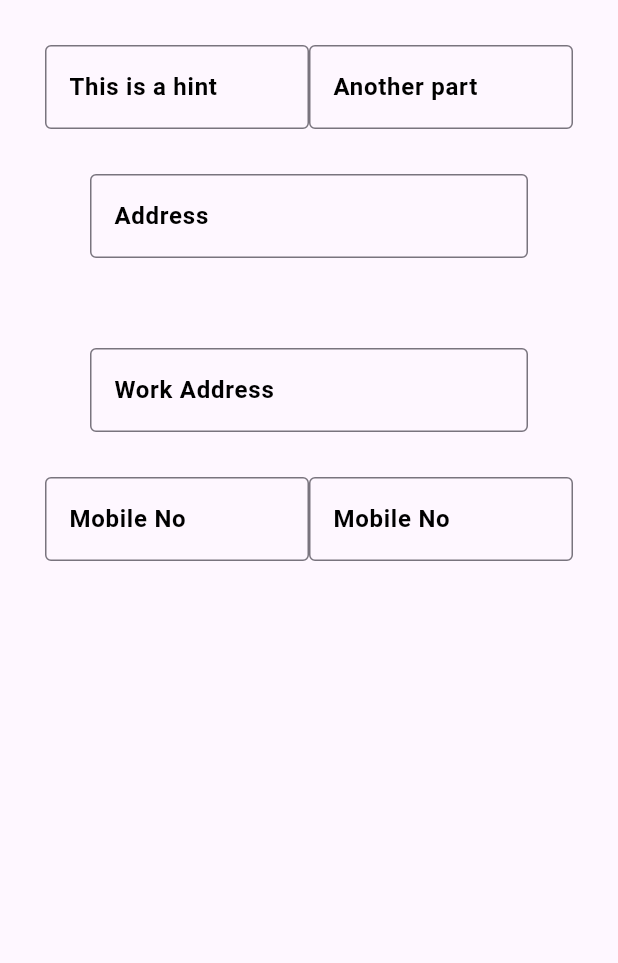
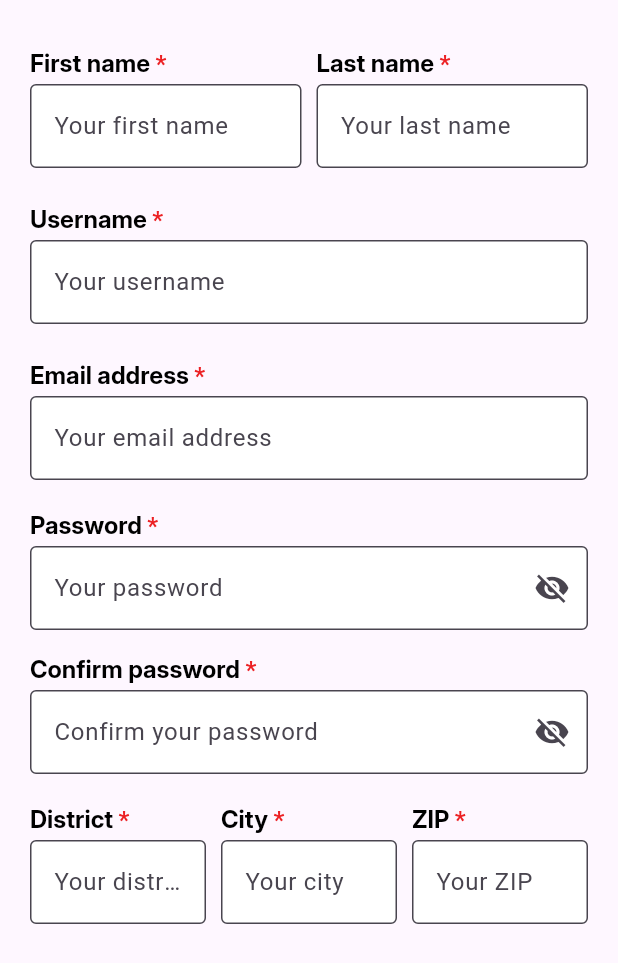
Before and after one commit to JakobPalomo/DoNut-Stop, a Flutter app: the RegPageTxtFieldSection widget shown alone on an empty page, opened directly, on a phone screen of 412 x 824 dp. Shown: the top 963 px of the screen. Run offline on Flutter 3.47's test engine with Material 3 defaults, Android fonts, the light colour scheme and no system bars.

Commit message:
REGISTER [NOT YET DONE]
REGISTER [NOT YET DONE]

```diff
--- a/lib/pages/registration_page.dart
+++ b/lib/pages/registration_page.dart
@@ -1,6 +1,8 @@
 import 'package:flutter/material.dart';
 
-import '../main.dart';
+void main() {
+  runApp(const RegistrationPage());
+}
 
 class RegistrationPage extends StatelessWidget {
   const RegistrationPage({super.key});
@@ -8,26 +10,56 @@ class RegistrationPage extends StatelessWidget {
   @override
   Widget build(BuildContext context) {
     return MaterialApp(
-      title: "Registration Page Module",
+      title: "Donut Stop Registration",
+      theme: ThemeData(
+        primarySwatch: Colors.pink,
+        fontFamily: 'Inter',
+        inputDecorationTheme: const InputDecorationTheme(
+          border: OutlineInputBorder(),
+          filled: true,
+          fillColor: Colors.white,
+        ),
+      ),
       home: Scaffold(
-        appBar: AppBar(
-          title: Text('Registration Page Module'),
-        ),
+        backgroundColor: const Color(0xFFFCE5CD),
         body: SingleChildScrollView(
           child: Column(
             children: [
-              RegPageImgSection(),
-              RegPageTxtFieldSection(),
-              RegPageBtnFieldSection(),
+              const RegPageImgSection(),
+              Container(
+                color: Colors.white,
+                child: Column(
+                  children: [
+                    const SizedBox(height: 20),
+                    const Text(
+                      "Let's Sign Up!",
+                      style: TextStyle(
+                        fontSize: 24,
+                        fontWeight: FontWeight.bold,
+                        color: Color(0xFF462521),
+                      ),
+                    ),
+                    const RegPageTxtFieldSection(),
+                    const RegPageBtnFieldSection(),
+                  ],
+                ),
+              ),
             ],
           ),
         ),
-        drawer: Drawer(
-          child: ListView(
-            children: [DrwerHeader(), DrwListView()],
-          ),
-        ),
       ),
+    );
+  }
+}
+
+class RegPageImgSection extends StatelessWidget {
+  const RegPageImgSection({super.key});
+
+  @override
+  Widget build(BuildContext context) {
+    return Padding(
+      padding: const EdgeInsets.all(0),
+      child: Image.asset('assets/main_logo.png', height: 400, fit: BoxFit.cover),
     );
   }
 }
@@ -38,78 +70,100 @@ class RegPageTxtFieldSection extends StatelessWidget {
   @override
   Widget build(BuildContext context) {
     return Padding(
-      padding: EdgeInsets.all(30),
+      padding: const EdgeInsets.symmetric(horizontal: 20, vertical: 20),
       child: Column(
         crossAxisAlignment: CrossAxisAlignment.start,
         children: [
           Row(
-            mainAxisAlignment: MainAxisAlignment.spaceAround,
             children: [
-              Expanded(
-                  child: TextField(
-                decoration: InputDecoration(
-                    border: OutlineInputBorder(),
-                    hintText: "This is a hint",
-                    hintMaxLines: 2,
-                    hintStyle: TextStyle(
-                        fontWeight: FontWeight.bold, color: Colors.black)),
-              )),
-              Expanded(
-                  child: TextField(
-                decoration: InputDecoration(
-                    border: OutlineInputBorder(),
-                    hintText: "Another part",
-                    hintMaxLines: 2,
-                    hintStyle: TextStyle(
-                        fontWeight: FontWeight.bold, color: Colors.black)),
-              ))
+              Expanded(child: _buildTextField("First name ", "Your first name", true)),
+              const SizedBox(width: 10),
+              Expanded(child: _buildTextField("Last name ", "Your last name", true)),
             ],
           ),
-          Padding(
-            padding: EdgeInsets.all(30),
-            child: TextField(
-              decoration: InputDecoration(
-                  border: OutlineInputBorder(),
-                  hintText: "Address",
-                  hintMaxLines: 2,
-                  hintStyle: TextStyle(
-                      fontWeight: FontWeight.bold, color: Colors.black)),
+          _buildTextField("Username ", "Your username", true),
+          _buildTextField("Email address ", "Your email address", true),
+          _buildPasswordField("Password ", "Your password", true),
+          _buildPasswordField("Confirm password ", "Confirm your password", true),
+          Row(
+            children: [
+              Expanded(child: _buildTextField("District ", "Your district", true)),
+              const SizedBox(width: 10),
+              Expanded(child: _buildTextField("City ", "Your city", true)),
+              const SizedBox(width: 10),
+              Expanded(child: _buildTextField("ZIP ", "Your ZIP", true)),
+            ],
+          ),
+        ],
+      ),
+    );
+  }
+
+  Widget _buildTextField(String label, String hint, bool isRequired) {
+    return Padding(
+      padding: const EdgeInsets.symmetric(vertical: 12),
+      child: Column(
+        crossAxisAlignment: CrossAxisAlignment.start,
+        children: [
+          RichText(
+            text: TextSpan(
+              text: label,
+              style: const TextStyle(fontSize: 16, color: Colors.black, fontFamily: 'Inter', fontWeight: FontWeight.bold),
+              children: isRequired
+                  ? [
+                TextSpan(
+                  text: '*',
+                  style: TextStyle(color: Color(0xFFEC2023)),
+                ),
+              ]
+                  : [],
             ),
           ),
-          Padding(
-            padding: EdgeInsets.all(30),
-            child: TextField(
-              decoration: InputDecoration(
-                  border: OutlineInputBorder(),
-                  hintText: "Work Address",
-                  hintMaxLines: 2,
-                  hintStyle: TextStyle(
-                      fontWeight: FontWeight.bold, color: Colors.black)),
+          const SizedBox(height: 5),
+          TextField(
+            decoration: InputDecoration(
+              hintText: hint,
+              border: const OutlineInputBorder(),
+              filled: true,
+              fillColor: Colors.white,
             ),
           ),
-          Row(
-            mainAxisAlignment: MainAxisAlignment.spaceAround,
-            children: [
-              Expanded(
-                  child: TextField(
-                decoration: InputDecoration(
-                    border: OutlineInputBorder(),
-                    hintText: "Mobile No",
-                    hintMaxLines: 2,
-                    hintStyle: TextStyle(
-                        fontWeight: FontWeight.bold, color: Colors.black)),
-              )),
-              Expanded(
-                  child: TextField(
-                decoration: InputDecoration(
-                    border: OutlineInputBorder(),
-                    hintText: "Mobile No",
-                    hintMaxLines: 2,
-                    hintStyle: TextStyle(
-                        fontWeight: FontWeight.bold, color: Colors.black)),
-              ))
-            ],
-          )
+        ],
+      ),
+    );
+  }
+
+  Widget _buildPasswordField(String label, String hint, bool isRequired) {
+    return Padding(
+      padding: const EdgeInsets.symmetric(vertical: 8),
+      child: Column(
+        crossAxisAlignment: CrossAxisAlignment.start,
+        children: [
+          RichText(
+            text: TextSpan(
+              text: label,
+              style: const TextStyle(fontSize: 16, color: Colors.black, fontFamily: 'Inter', fontWeight: FontWeight.bold),
+              children: isRequired
+                  ? [
+                TextSpan(
+                  text: '*',
+                  style: TextStyle(color: Color(0xFFEC2023)),
+                ),
+              ]
+                  : [],
+            ),
+          ),
+          const SizedBox(height: 5),
+          TextField(
+            obscureText: true,
+            decoration: InputDecoration(
+              hintText: hint,
+              border: const OutlineInputBorder(),
+              filled: true,
+              fillColor: Colors.white,
+              suffixIcon: const Icon(Icons.visibility_off),
+            ),
+          ),
         ],
       ),
     );
@@ -122,45 +176,62 @@ class RegPageBtnFieldSection extends StatelessWidget {
   @override
   Widget build(BuildContext context) {
     return Padding(
-      padding: EdgeInsets.all(30),
-      child: Row(
-        spacing: 10,
-        mainAxisAlignment: MainAxisAlignment.spaceAround,
+      padding: const EdgeInsets.all(20),
+      child: Column(
         children: [
-          Expanded(
-              child: ElevatedButton(onPressed: null, child: Text("Disabled"))),
-          Expanded(
-              child: ElevatedButton(onPressed: () {}, child: Text("Enabled"))),
-          Expanded(
-              child: ElevatedButton.icon(
-                  onPressed: () {},
-                  icon: Icon(Icons.add, color: Colors.black),
-                  label: Text("Enabled with icon"))),
-          Expanded(
-              child: ElevatedButton.icon(
-                  onPressed: () => Navigator.push(context,
-                      MaterialPageRoute(builder: (context) => MyApp())),
-                  icon: Icon(Icons.arrow_back_ios_rounded, color: Colors.black),
-                  label: Text("Back Home")))
+          Row(
+            mainAxisAlignment: MainAxisAlignment.center,
+            children: [
+              _buildButton("Cancel", Colors.white, Color(0xFFDC345E), () {}),
+              const SizedBox(width: 10),
+              _buildButton("Sign Up", Color(0xFFDC345E), Colors.white, () {}),
+            ],
+          ),
+          const SizedBox(height: 20),
+          GestureDetector(
+            onTap: () {
+              // Add navigation to login page here
+            },
+            child: RichText(
+              text: const TextSpan(
+                text: "Already have an account? ",
+                style: TextStyle(
+                  color: Colors.black,
+                  fontSize: 16,
+                  fontFamily: 'Inter',
+                ),
+                children: [
+                  TextSpan(
+                    text: "Sign up",
+                    style: TextStyle(
+                      decoration: TextDecoration.underline,
+                      fontWeight: FontWeight.bold,
+                      fontFamily: 'Inter',
+                    ),
+                  ),
+                ],
+              ),
+            ),
+          ),
         ],
       ),
     );
   }
-}
 
-class RegPageImgSection extends StatelessWidget {
-  const RegPageImgSection({super.key});
-
-  @override
-  Widget build(BuildContext context) {
-    return Padding(
-        padding: EdgeInsets.all(30),
-        child: Container(
-          height: 150.0,
-          width: double.maxFinite,
-          decoration: BoxDecoration(
-              image: DecorationImage(
-                  image: AssetImage('assets/test.jpg'), fit: BoxFit.fill)),
-        ));
+  Widget _buildButton(String text, Color bgColor, Color textColor, VoidCallback onPressed) {
+    return Expanded(
+      child: ElevatedButton(
+        style: ElevatedButton.styleFrom(
+          backgroundColor: bgColor,
+          foregroundColor: textColor,
+          padding: const EdgeInsets.symmetric(vertical: 15),
+          shape: RoundedRectangleBorder(
+            borderRadius: BorderRadius.circular(10),
+          ),
+        ),
+        onPressed: onPressed,
+        child: Text(text, style: const TextStyle(fontSize: 16, fontWeight: FontWeight.bold, fontFamily: 'Inter')),
+      ),
+    );
   }
 }
```
